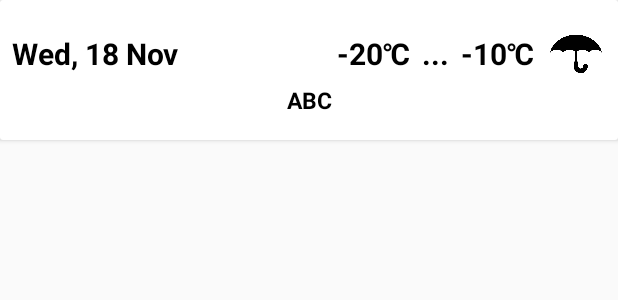
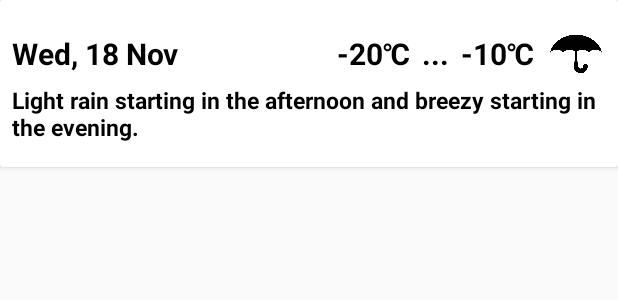
Before and after one commit to AndroidJavaKotlin/CurrentWeather, an Android app: the layout weather_forecast_list_item.xml on its own in the app's theme, with its tools: preview values and no code run, on a phone screen of 412 x 824 dp. Shown: the top 300 px of the screen. Run offline under Robolectric (Android 15) with nearby library versions, the phone set to English and light mode, and no system bars.

Commit message:
improved description view for landscape orientation

```diff
--- a/app/src/main/res/layout/weather_forecast_list_item.xml
+++ b/app/src/main/res/layout/weather_forecast_list_item.xml
@@ -71,11 +71,10 @@
             android:id="@+id/daily_summary"
             android:layout_width="match_parent"
             android:layout_height="wrap_content"
-            android:gravity="center"
             android:textColor="#000000"
             android:textSize="15sp"
             android:textStyle="bold"
-            tools:text="ABC" />
+            tools:text="Light rain starting in the afternoon and breezy starting in the evening." />
     </LinearLayout>
 
 
```
